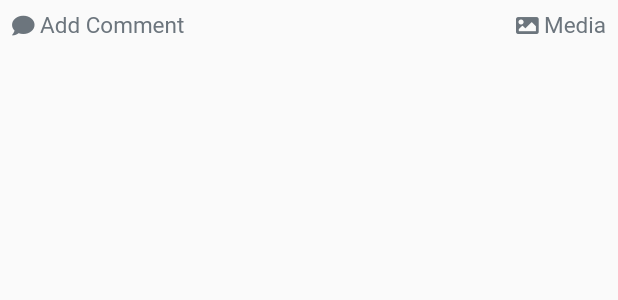
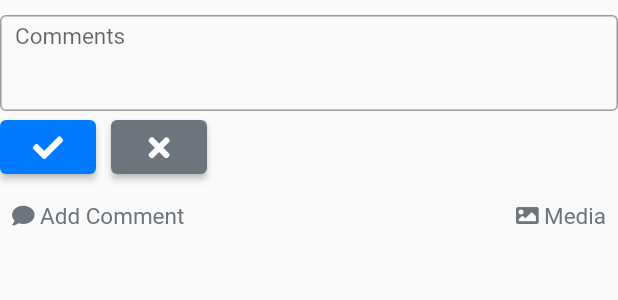
Before and after one commit to mattscicluna2/AUDITDAT_FLUTTER, a Flutter app: the InspectionCardToolbar widget shown alone on an empty page, opened directly, after a tap on "Add Comment", on a phone screen of 412 x 824 dp. Shown: the top 300 px of the screen. Run offline on Flutter 3.47's test engine with Material 2 defaults, Android fonts, the phone set to English and light mode, and no system bars; our stand-ins replace connectivity_plus, dropdown_search, fluttertoast, font_awesome_flutter, shared_preferences, sqflite; accounts and stored records are empty.

Commit message:
Continued working on getting components working.

```diff
--- a/lib/constants/color_constants.dart
+++ b/lib/constants/color_constants.dart
@@ -2,6 +2,7 @@ import 'package:flutter/material.dart';
 
 class ColorConstants {
   static const Color primary = Color.fromRGBO(94, 44, 237, 1);
+  static const Color primaryAlt = Color.fromRGBO(0, 123, 255, 1);
   static const Color secondary = Color.fromRGBO(164, 133, 255, 1);
   static const Color success = Color.fromRGBO(40, 167, 69, 1);
   static const Color warning = Color.fromRGBO(255, 193, 7, 1);
--- a/lib/db/model/template_check.dart
+++ b/lib/db/model/template_check.dart
@@ -48,8 +48,9 @@ class TemplateCheck {
         id: json[TemplateCheckTableKeys.id] as int,
         name: json[TemplateCheckTableKeys.name] as String,
         responseGroupId: json[TemplateCheckTableKeys.responseGroupId] as int,
-        required: json[TemplateCheckTableKeys.required] as bool,
-        mediaRequired: json[TemplateCheckTableKeys.mediaRequired] as bool,
+        required: json[TemplateCheckTableKeys.required] == 1 ? true : false,
+        mediaRequired:
+            json[TemplateCheckTableKeys.mediaRequired] == 1 ? true : false,
       );
 
   Map<String, Object?> toJson() => {
--- a/lib/db/model/template_field.dart
+++ b/lib/db/model/template_field.dart
@@ -48,8 +48,9 @@ class TemplateField {
         id: json[TemplateFieldTableKeys.id] as int,
         name: json[TemplateFieldTableKeys.name] as String,
         typeId: json[TemplateFieldTableKeys.typeId] as int,
-        required: json[TemplateFieldTableKeys.required] as bool,
-        mediaRequired: json[TemplateFieldTableKeys.mediaRequired] as bool,
+        required: json[TemplateFieldTableKeys.required] == 1 ? true : false,
+        mediaRequired:
+            json[TemplateFieldTableKeys.mediaRequired] == 1 ? true : false,
       );
 
   Map<String, Object?> toJson() => {
--- a/lib/db/repo/template_check_repo.dart
+++ b/lib/db/repo/template_check_repo.dart
@@ -32,6 +32,7 @@ class TemplateCheckRepo {
   }
 
   Future<TemplateCheck?> get(int id) async {
+    log("Get Check");
     final db = await updatDatabaseInstance.database;
 
     final maps = await db.query(
@@ -42,6 +43,8 @@ class TemplateCheckRepo {
     );
 
     if (maps.isNotEmpty) {
+      log("Got Check");
+
       return TemplateCheck.fromJson(maps.first);
     } else {
       log("empty");
--- a/lib/interface/bottom_nav_settings.dart
+++ b/lib/interface/bottom_nav_settings.dart
@@ -3,6 +3,8 @@ import 'package:flutter/material.dart';
 class BottomNavSettings {
   late List<BottomNavigationBarItem> tabItems;
   late List<Widget> pages;
+  late int selectedIndex;
 
-  BottomNavSettings({required this.tabItems, required this.pages});
+  BottomNavSettings(
+      {required this.tabItems, required this.pages, required this.selectedIndex});
 }
--- a/lib/page/home_page.dart
+++ b/lib/page/home_page.dart
@@ -5,7 +5,8 @@ import 'package:auditdat/page/ongoing_inspections_page.dart';
 import 'package:flutter/material.dart';
 
 class HomePage extends StatefulWidget {
-  const HomePage({Key? key}) : super(key: key);
+  final int selectedIndex;
+  const HomePage({Key? key, required this.selectedIndex}) : super(key: key);
 
   @override
   State<HomePage> createState() => _HomePageState();
@@ -15,7 +16,7 @@ class _HomePageState extends State<HomePage> {
   @override
   Widget build(BuildContext context) {
     return TabularPage(
-      bottomNavSettings: BottomNavSettings(tabItems: [
+      bottomNavSettings: BottomNavSettings(selectedIndex: widget.selectedIndex, tabItems: [
         BottomNavigationBarItem(
           icon: Icon(Icons.call),
           label: 'Templates',
--- a/lib/service/templates_service.dart
+++ b/lib/service/templates_service.dart
@@ -44,6 +44,8 @@ class TemplatesService {
       String url = syncLastUpdated != null
           ? '${AppConstants.getEndpointUrl()}/api/auditdat/v1/sync/categoryTemplates/${category.id}?lastUpdated=${syncLastUpdated.lastUpdated}'
           : '${AppConstants.getEndpointUrl()}/api/auditdat/v1/sync/categoryTemplates/${category.id}';
+
+      log(url);
 
       http.Response response = await http.get(
         Uri.parse(url),
--- a/lib/widget/inspection_card_toolbar.widget.dart
+++ b/lib/widget/inspection_card_toolbar.widget.dart
@@ -1,21 +1,87 @@
-import 'package:auditdat/changenotifier/model/app_settings.dart';
+import 'dart:developer';
+
 import 'package:auditdat/constants/color_constants.dart';
 import 'package:flutter/material.dart';
 import 'package:font_awesome_flutter/font_awesome_flutter.dart';
-import 'package:provider/provider.dart';
 
-class InspectionCardToolbar extends StatelessWidget {
-  const InspectionCardToolbar({Key? key}) : super(key: key);
+class InspectionCardToolbar extends StatefulWidget {
+  bool showComments = false;
 
   @override
+  State<InspectionCardToolbar> createState() => _InspectionCardToolbarState();
+}
+
+class _InspectionCardToolbarState extends State<InspectionCardToolbar> {
+  @override
   Widget build(BuildContext context) {
-    var appSettings = context.watch<AppSettings>();
-
-    return Row(
+    return Column(children: [
+      Visibility(
+          visible: widget.showComments,
+          child: Padding(
+              padding: EdgeInsets.only(bottom: 5, top: 10),
+              child: Column(children: [
+                const TextField(
+                  style: TextStyle(fontSize: 15, color: Colors.black),
+                  decoration: InputDecoration(
+                    contentPadding:
+                        EdgeInsets.symmetric(horizontal: 10, vertical: 5),
+                    border: OutlineInputBorder(),
+                    hintText: "Comments",
+                  ),
+                  keyboardType: TextInputType.multiline,
+                  minLines: 3,
+                  maxLines: null,
+                ),
+                Row(
+                  mainAxisAlignment: MainAxisAlignment.start,
+                  children: [
+                    ElevatedButton(
+                        style: ButtonStyle(
+                          backgroundColor: MaterialStateProperty.all(
+                              ColorConstants.primaryAlt),
+                        ),
+                        onPressed: () async {
+                          setState(() => widget.showComments = false);
+                        },
+                        child: Wrap(children: const [
+                          Padding(
+                            padding: EdgeInsets.fromLTRB(0, 0, 0, 0),
+                            child: FaIcon(
+                              FontAwesomeIcons.check,
+                              size: 20,
+                            ),
+                          )
+                        ])),
+                    SizedBox(
+                      width: 10,
+                    ),
+                    ElevatedButton(
+                        style: ButtonStyle(
+                          backgroundColor:
+                              MaterialStateProperty.all(ColorConstants.grey),
+                        ),
+                        onPressed: () async {
+                          setState(() => widget.showComments = false);
+                        },
+                        child: Wrap(children: const [
+                          Padding(
+                            padding: EdgeInsets.fromLTRB(0, 0, 0, 0),
+                            child: FaIcon(
+                              FontAwesomeIcons.times,
+                              size: 20,
+                            ),
+                          )
+                        ]))
+                  ],
+                )
+              ]))),
+      Row(
         mainAxisAlignment: MainAxisAlignment.spaceBetween,
         children: [
-        GestureDetector(
-          onTap: () async {},
+          InkWell(
+            onTap: () async {
+              setState(() => widget.showComments = true);
+            },
             child: Padding(
               padding: const EdgeInsets.symmetric(horizontal: 8.0, vertical: 8),
               child: Row(
@@ -33,7 +99,11 @@ class InspectionCardToolbar extends StatelessWidget {
               ),
             ),
           ),
-        Padding(
+          InkWell(
+            onTap: () async {
+              log("Test");
+            },
+            child: Padding(
               padding: const EdgeInsets.symmetric(horizontal: 8.0, vertical: 8),
               child: Row(
                 children: const [
@@ -50,7 +120,9 @@ class InspectionCardToolbar extends StatelessWidget {
                 ],
               ),
             ),
+          ),
         ],
-    );
+      )
+    ]);
   }
 }
--- a/lib/widget/inspection_check_card_widget.dart
+++ b/lib/widget/inspection_check_card_widget.dart
@@ -1,9 +1,13 @@
 import 'package:auditdat/constants/color_constants.dart';
+import 'package:auditdat/db/model/template_check.dart';
 import 'package:auditdat/widget/inspection_common_card_widget.dart';
 import 'package:flutter/material.dart';
 
 class InspectionCheckCardWidget extends StatelessWidget {
-  const InspectionCheckCardWidget({Key? key}) : super(key: key);
+  final TemplateCheck check;
+
+  const InspectionCheckCardWidget({Key? key, required this.check})
+      : super(key: key);
 
   @override
   Widget build(BuildContext context) {
```
Also changed, not shown: lib/layout/tabular_page.dart (+7 -3 lines), lib/main.dart (+3 -5 lines), lib/widget/inspection_field_card_widget.dart (+18 -5 lines), lib/widget/template_card_widget.dart (+3 -4 lines), lib/widget/template_page_widget.dart (+45 -7 lines). Lines whose indentation alone changed are shown as unchanged.
